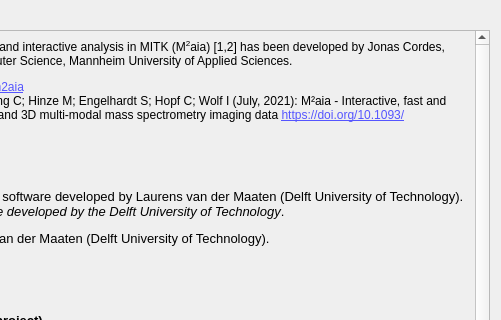
m2aia/m2aia, file Plugins/org.mitk.gui.qt.m2.application/src/QmitkM2aiaAboutDialog.ui: the form before one commit; both pictures show x 193 to 694 and y 0 to 320 of the 694 by 594 pixel window.
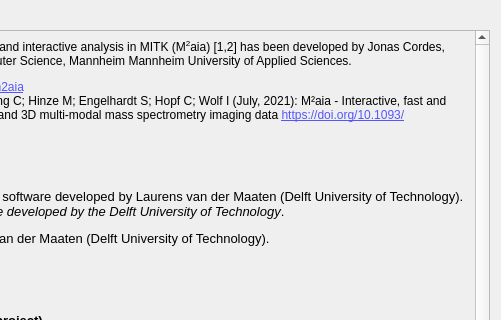
The form after the commit. Icons and pictures are not drawn.

Commit message: add credits, change icon path

```diff
--- a/Plugins/org.mitk.gui.qt.m2.application/src/QmitkM2aiaAboutDialog.ui
+++ b/Plugins/org.mitk.gui.qt.m2.application/src/QmitkM2aiaAboutDialog.ui
@@ -58,7 +58,7 @@
        <item row="1" column="0">
         <widget class="QLabel" name="m_AboutLabel">
          <property name="text">
-          <string>&lt;html&gt;&lt;head/&gt;&lt;body&gt;&lt;p&gt;Mass spectrometry applications and interactive analysis in MITK (M&lt;span style=&quot; vertical-align:super;&quot;&gt;2&lt;/span&gt;aia) [1,2] has been developed by Jonas Cordes, member of the Faculty of Computer Science, Mannheim University of Applied Sciences.&lt;/p&gt;&lt;p&gt;[1] &lt;a href=&quot;https://github.com/jtfcordes/m2aia&quot;&gt;&lt;span style=&quot; text-decoration: underline; color:#5555ff;&quot;&gt;https://github.com/jtfcordes/m2aia&lt;/span&gt;&lt;/a&gt;&lt;br/&gt;[2] Cordes J; Enzlein T; Marsching C; Hinze M; Engelhardt S; Hopf C; Wolf I (July, 2021): M²aia - Interactive, fast and memory efficient analysis of 2D and 3D multi-modal mass spectrometry imaging data &lt;a href=&quot;https://doi.org/10.1093/gigascience/giab049&quot;&gt;&lt;span style=&quot; text-decoration: underline; color:#5555ff;&quot;&gt;https://doi.org/10.1093/gigascience/giab049&lt;/span&gt;&lt;/a&gt;&lt;/p&gt;&lt;p&gt;&lt;span style=&quot; font-size:10pt; font-weight:600;&quot;&gt;Third Party Libraries&lt;br/&gt;&lt;/span&gt;&lt;/p&gt;&lt;p&gt;&lt;span style=&quot; font-size:10pt;&quot;&gt;M&lt;/span&gt;&lt;span style=&quot; font-size:10pt; vertical-align:super;&quot;&gt;2&lt;/span&gt;&lt;span style=&quot; font-size:10pt;&quot;&gt;aia's tSNE feature includes software developed by Laurens van der Maaten (Delft University of Technology). &lt;/span&gt;&lt;span style=&quot; font-size:10pt; font-style:italic;&quot;&gt;This product includes software developed by the Delft University of Technology&lt;/span&gt;&lt;span style=&quot; font-size:10pt;&quot;&gt;.&lt;/span&gt;&lt;/p&gt;&lt;p&gt;&lt;span style=&quot; font-size:10pt;&quot;&gt;Copyright (c) 2014, Laurens van der Maaten (Delft University of Technology).&lt;br/&gt;All rights reserved.&lt;/span&gt;&lt;/p&gt;&lt;p&gt;&lt;br/&gt;&lt;/p&gt;&lt;p&gt;&lt;span style=&quot; font-size:10pt; font-weight:600;&quot;&gt;View icons (From the Nounproject)&lt;/span&gt;&lt;/p&gt;&lt;p&gt;&lt;span style=&quot; font-family:'Consolas,Courier New,monospace'; font-size:14px; font-style:italic; color:#aaaaaa;&quot;&gt;CombineImage, ImzMlExport, PeakPicking, Spectrum View icon: Created by Template&lt;/span&gt;&lt;/p&gt;&lt;p&gt;&lt;span style=&quot; font-family:'Consolas,Courier New,monospace'; font-size:14px; font-style:italic; color:#aaaaaa;&quot;&gt;Data View icon: Created by priyanka&lt;/span&gt;&lt;/p&gt;&lt;p&gt;&lt;span style=&quot; font-family:'Consolas,Courier New,monospace'; font-size:14px; font-style:italic; color:#aaaaaa;&quot;&gt;Ions View icon: Created by HideMaru&lt;/span&gt;&lt;/p&gt;&lt;p&gt;&lt;span style=&quot; font-family:'Consolas,Courier New,monospace'; font-size:14px; font-style:italic; color:#aaaaaa;&quot;&gt;Position View icon: Created by Federico Panzano&lt;/span&gt;&lt;/p&gt;&lt;p&gt;&lt;span style=&quot; font-family:'Consolas,Courier New,monospace'; font-size:14px; font-style:italic; color:#aaaaaa;&quot;&gt;3DReconstruction view icon: Created by Adrien Coquet&lt;/span&gt;&lt;/p&gt;&lt;p&gt;&lt;span style=&quot; font-family:'Consolas,Courier New,monospace'; font-size:14px; font-style:italic; color:#aaaaaa;&quot;&gt;Registration 2D view icon: Created by Bohdan Burmich&lt;/span&gt;&lt;/p&gt;&lt;p&gt;&lt;span style=&quot; font-family:'Consolas,Courier New,monospace'; font-size:14px; font-style:italic; color:#aaaaaa;&quot;&gt;Data Tools view icon: Created by fajar hasyim&lt;/span&gt;&lt;/p&gt;&lt;p&gt;&lt;br/&gt;&lt;/p&gt;&lt;p&gt;&lt;br/&gt;&lt;/p&gt;&lt;/body&gt;&lt;/html&gt;</string>
+          <string>&lt;html&gt;&lt;head/&gt;&lt;body&gt;&lt;p&gt;Mass spectrometry applications and interactive analysis in MITK (M&lt;span style=&quot; vertical-align:super;&quot;&gt;2&lt;/span&gt;aia) [1,2] has been developed by Jonas Cordes, member of the Faculty of Computer Science, Mannheim Mannheim University of Applied Sciences.&lt;/p&gt;&lt;p&gt;[1] &lt;a href=&quot;https://github.com/jtfcordes/m2aia&quot;&gt;&lt;span style=&quot; text-decoration: underline; color:#5555ff;&quot;&gt;https://github.com/jtfcordes/m2aia&lt;/span&gt;&lt;/a&gt;&lt;br/&gt;[2] Cordes J; Enzlein T; Marsching C; Hinze M; Engelhardt S; Hopf C; Wolf I (July, 2021): M²aia - Interactive, fast and memory efficient analysis of 2D and 3D multi-modal mass spectrometry imaging data &lt;a href=&quot;https://doi.org/10.1093/gigascience/giab049&quot;&gt;&lt;span style=&quot; text-decoration: underline; color:#5555ff;&quot;&gt;https://doi.org/10.1093/gigascience/giab049&lt;/span&gt;&lt;/a&gt;&lt;/p&gt;&lt;p&gt;&lt;span style=&quot; font-size:10pt; font-weight:600;&quot;&gt;Third Party Libraries&lt;br/&gt;&lt;/span&gt;&lt;/p&gt;&lt;p&gt;&lt;span style=&quot; font-size:10pt;&quot;&gt;M&lt;/span&gt;&lt;span style=&quot; font-size:10pt; vertical-align:super;&quot;&gt;2&lt;/span&gt;&lt;span style=&quot; font-size:10pt;&quot;&gt;aia's tSNE feature includes software developed by Laurens van der Maaten (Delft University of Technology). &lt;/span&gt;&lt;span style=&quot; font-size:10pt; font-style:italic;&quot;&gt;This product includes software developed by the Delft University of Technology&lt;/span&gt;&lt;span style=&quot; font-size:10pt;&quot;&gt;.&lt;/span&gt;&lt;/p&gt;&lt;p&gt;&lt;span style=&quot; font-size:10pt;&quot;&gt;Copyright (c) 2014, Laurens van der Maaten (Delft University of Technology).&lt;br/&gt;All rights reserved.&lt;/span&gt;&lt;/p&gt;&lt;p&gt;&lt;br/&gt;&lt;/p&gt;&lt;p&gt;&lt;span style=&quot; font-size:10pt; font-weight:600;&quot;&gt;View icons (From the Nounproject)&lt;/span&gt;&lt;/p&gt;&lt;p&gt;&lt;span style=&quot; font-family:'Consolas,Courier New,monospace'; font-size:14px; font-style:italic; color:#aaaaaa;&quot;&gt;CombineImage, ImzMlExport, PeakPicking, Spectrum View icon: Created by Template&lt;/span&gt;&lt;/p&gt;&lt;p&gt;&lt;span style=&quot; font-family:'Consolas,Courier New,monospace'; font-size:14px; font-style:italic; color:#aaaaaa;&quot;&gt;Data View icon: Created by priyanka&lt;/span&gt;&lt;/p&gt;&lt;p&gt;&lt;span style=&quot; font-family:'Consolas,Courier New,monospace'; font-size:14px; font-style:italic; color:#aaaaaa;&quot;&gt;Ions View icon: Created by HideMaru&lt;/span&gt;&lt;/p&gt;&lt;p&gt;&lt;span style=&quot; font-family:'Consolas,Courier New,monospace'; font-size:14px; font-style:italic; color:#aaaaaa;&quot;&gt;Position View icon: Created by Federico Panzano&lt;/span&gt;&lt;/p&gt;&lt;p&gt;&lt;span style=&quot; font-family:'Consolas,Courier New,monospace'; font-size:14px; font-style:italic; color:#aaaaaa;&quot;&gt;3DReconstruction view icon: Created by Adrien Coquet&lt;/span&gt;&lt;/p&gt;&lt;p&gt;&lt;span style=&quot; font-family:'Consolas,Courier New,monospace'; font-size:14px; font-style:italic; color:#aaaaaa;&quot;&gt;Registration 2D view icon: Created by Bohdan Burmich&lt;/span&gt;&lt;/p&gt;&lt;p&gt;&lt;span style=&quot; font-family:'Consolas,Courier New,monospace'; font-size:14px; font-style:italic; color:#aaaaaa;&quot;&gt;Data Tools view icon: Created by fajar hasyim&lt;/span&gt;&lt;/p&gt;&lt;p&gt;&lt;br/&gt;&lt;/p&gt;&lt;p&gt;&lt;br/&gt;&lt;/p&gt;&lt;/body&gt;&lt;/html&gt;</string>
          </property>
          <property name="wordWrap">
           <bool>true</bool>
```
The commit also changes 2 other files.
